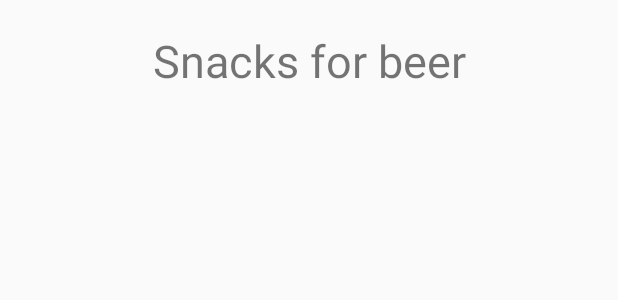
After one commit to devAlexanderKonopelko/TeachMeSkills-Android, an Android app: the layout activity_main_recycler.xml on its own in the app's theme, with its tools: preview values and no code run, on a phone screen of 412 x 824 dp. The commit adds this screen. Shown: the top 300 px of the screen. Run offline under Robolectric (Android 15) with nearby library versions, the phone set to English and light mode, and no system bars.

Commit message:
Added RecyclerView Task
Added an Activity with RecyclerView, landscape mode support added
Used fragments, RecyclerView Adapter, etc.

```diff
--- a/FirstApp/app/build.gradle
+++ b/FirstApp/app/build.gradle
@@ -27,6 +27,10 @@ dependencies {
     def lifecycle_version = "2.2.0"
     def arch_version = "2.1.0"
 
+    //Recycler View
+    implementation 'com.android.support:appcompat-v7:28.0.0'
+    implementation 'com.android.support:recyclerview-v7:28.0.0'
+
     // ViewModel
     implementation "androidx.lifecycle:lifecycle-viewmodel-ktx:$lifecycle_version"
     implementation "android.arch.lifecycle:extensions:1.1.1"
--- a/FirstApp/app/src/main/java/com/example/firstapp/MainActivity.kt
+++ b/FirstApp/app/src/main/java/com/example/firstapp/MainActivity.kt
@@ -4,6 +4,7 @@ import android.content.Intent
 import androidx.appcompat.app.AppCompatActivity
 import android.os.Bundle
 import com.example.firstapp.flowers.MainFlowerActivity
+import com.example.firstapp.recycler.MainRecyclerActivity
 import kotlinx.android.synthetic.main.activity_main.*
 
 class MainActivity : AppCompatActivity() {
@@ -31,5 +32,9 @@ class MainActivity : AppCompatActivity() {
             val newIntent = Intent(this, MainFlowerActivity::class.java)
             startActivity(newIntent)
         }
+        main_button_5.setOnClickListener {
+            val newIntent = Intent(this, MainRecyclerActivity::class.java)
+            startActivity(newIntent)
+        }
     }
 }
--- /dev/null
+++ b/FirstApp/app/src/main/res/drawable/recycler_item_shape.xml
@@ -0,0 +1,6 @@
+<?xml version="1.0" encoding="utf-8"?>
+<shape xmlns:android="http://schemas.android.com/apk/res/android">
+    <stroke android:color="@color/black"
+            android:width="1dp"/>
+    <corners android:radius="50dp" />
+</shape>
--- /dev/null
+++ b/FirstApp/app/src/main/res/layout-land/activity_main_recycler.xml
@@ -0,0 +1,35 @@
+<?xml version="1.0" encoding="utf-8"?>
+<androidx.constraintlayout.widget.ConstraintLayout xmlns:android="http://schemas.android.com/apk/res/android"
+    xmlns:app="http://schemas.android.com/apk/res-auto"
+    xmlns:tools="http://schemas.android.com/tools"
+    android:layout_width="match_parent"
+    android:layout_height="match_parent"
+    tools:context="com.example.firstapp.recycler.MainRecyclerActivity">
+
+    <TextView
+        android:id="@+id/textView"
+        android:layout_width="wrap_content"
+        android:layout_height="wrap_content"
+        android:layout_marginTop="20dp"
+        android:text="@string/snacks_for_beer"
+        android:textSize="20sp"
+        app:layout_constraintEnd_toEndOf="parent"
+        app:layout_constraintStart_toStartOf="parent"
+        app:layout_constraintTop_toTopOf="parent" />
+
+    <androidx.recyclerview.widget.RecyclerView
+        android:id="@+id/recyclerView"
+        android:layout_width="300dp"
+        android:layout_height="220dp"
+        android:layout_marginTop="20dp"
+        app:layout_constraintStart_toStartOf="parent"
+        app:layout_constraintTop_toBottomOf="@+id/textView" />
+
+    <FrameLayout
+        android:id="@+id/snackDetailsFragment"
+        android:layout_width="300dp"
+        android:layout_height="wrap_content"
+        android:layout_marginTop="20dp"
+        app:layout_constraintTop_toBottomOf="@+id/textView"
+        app:layout_constraintEnd_toEndOf="parent" />
+</androidx.constraintlayout.widget.ConstraintLayout>
--- /dev/null
+++ b/FirstApp/app/src/main/res/layout/activity_main_recycler.xml
@@ -0,0 +1,36 @@
+<?xml version="1.0" encoding="utf-8"?>
+<androidx.constraintlayout.widget.ConstraintLayout xmlns:android="http://schemas.android.com/apk/res/android"
+    xmlns:app="http://schemas.android.com/apk/res-auto"
+    xmlns:tools="http://schemas.android.com/tools"
+    android:layout_width="match_parent"
+    android:layout_height="match_parent"
+    tools:context="com.example.firstapp.recycler.MainRecyclerActivity">
+
+    <TextView
+        android:id="@+id/textView"
+        android:layout_width="wrap_content"
+        android:layout_height="wrap_content"
+        android:layout_marginTop="20dp"
+        android:text="@string/snacks_for_beer"
+        android:textSize="30sp"
+        app:layout_constraintEnd_toEndOf="parent"
+        app:layout_constraintStart_toStartOf="parent"
+        app:layout_constraintTop_toTopOf="parent" />
+
+    <androidx.recyclerview.widget.RecyclerView
+        android:layout_marginTop="20dp"
+        android:id="@+id/recyclerView"
+        android:layout_width="match_parent"
+        android:layout_height="430dp"
+        app:layout_constraintTop_toBottomOf="@+id/textView" />
+
+    <FrameLayout
+        android:id="@+id/snackDetailsFragment"
+        android:visibility="invisible"
+        android:layout_width="400dp"
+        android:layout_height="wrap_content"
+        android:layout_marginTop="20dp"
+        app:layout_constraintTop_toTopOf="parent"
+        app:layout_constraintEnd_toEndOf="parent" />
+
+</androidx.constraintlayout.widget.ConstraintLayout>
--- a/FirstApp/app/src/main/res/values/strings.xml
+++ b/FirstApp/app/src/main/res/values/strings.xml
@@ -32,4 +32,6 @@
     <string name="name">Name</string>
     <string name="img_url">img url</string>
     <string name="flowers_app">Flowers app</string>
+    <string name="snacks_for_beer">Snacks for beer</string>
+    <string name="recycler_view">Recycler View</string>
 </resources>
```
Also changed, not shown: FirstApp/app/src/main/AndroidManifest.xml (+6 -6 lines), FirstApp/app/src/main/java/com/example/firstapp/recycler/MainRecyclerActivity.kt (added, +30 -0 lines), FirstApp/app/src/main/java/com/example/firstapp/recycler/Snack.kt (added, +8 -0 lines), FirstApp/app/src/main/java/com/example/firstapp/recycler/SnackAdapter.kt (added, +61 -0 lines), FirstApp/app/src/main/java/com/example/firstapp/recycler/SnackCollection.kt (added, +26 -0 lines), FirstApp/app/src/main/java/com/example/firstapp/recycler/SnackDetailsActivity.kt (added, +23 -0 lines), FirstApp/app/src/main/java/com/example/firstapp/recycler/SnackDetailsFragment.kt (added, +41 -0 lines), FirstApp/app/src/main/res/layout-land/recycler_item.xml (added, +43 -0 lines), FirstApp/app/src/main/res/layout/activity_main.xml (+11 -1 lines), FirstApp/app/src/main/res/layout/activity_snack_details.xml (added, +46 -0 lines), FirstApp/app/src/main/res/layout/recycler_item.xml (added, +41 -0 lines), FirstApp/app/src/main/res/layout/snack_details_fragment.xml (added, +43 -0 lines), 1 other file.
